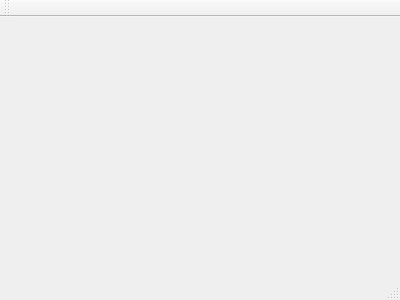
This is prChemHelper/chemhelper.ui in KainWhite/ChemHelper as Qt 5 draws it before an edit. The edited form follows.
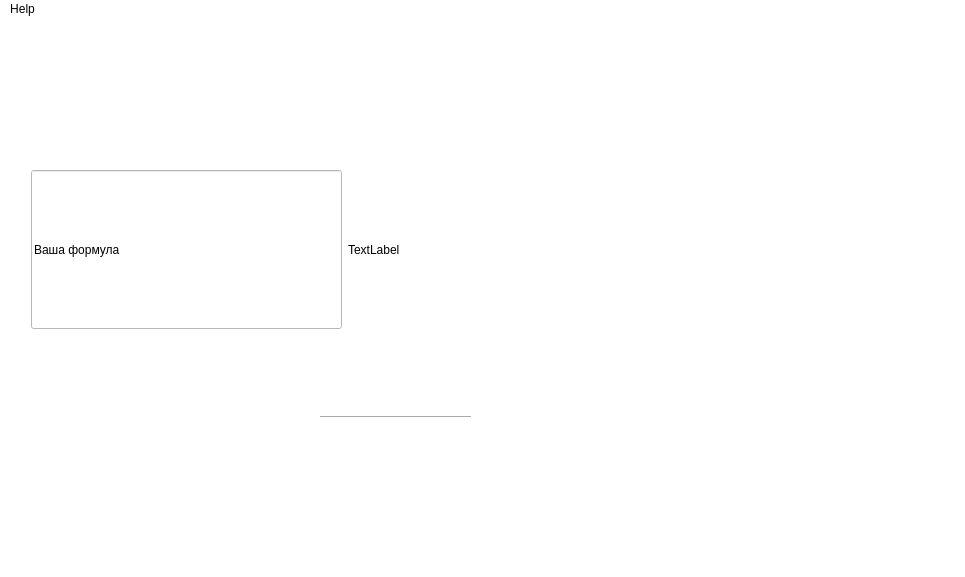
This is the edited form. Icons and pictures are not drawn.

```diff
--- a/prChemHelper/chemhelper.ui
+++ b/prChemHelper/chemhelper.ui
@@ -1,24 +1,229 @@
 <ui version="4.0">
  <class>ChemHelper</class>
- <widget class="QMainWindow" name="ChemHelper" >
-  <property name="geometry" >
+ <widget class="QMainWindow" name="ChemHelper">
+  <property name="geometry">
    <rect>
     <x>0</x>
     <y>0</y>
-    <width>400</width>
-    <height>300</height>
+    <width>965</width>
+    <height>577</height>
    </rect>
   </property>
   <property name="windowTitle" >
    <string>ChemHelper</string>
   </property>
-  <widget class="QMenuBar" name="menuBar" />
-  <widget class="QToolBar" name="mainToolBar" />
-  <widget class="QWidget" name="centralWidget" />
-  <widget class="QStatusBar" name="statusBar" />
+  <property name="windowOpacity">
+   <double>1.000000000000000</double>
+  </property>
+  <property name="autoFillBackground">
+   <bool>false</bool>
+  </property>
+  <property name="styleSheet">
+   <string notr="true">background-color: rgb(255, 255, 255);</string>
+  </property>
+  <property name="tabShape">
+   <enum>QTabWidget::Rounded</enum>
+  </property>
+  <widget class="QWidget" name="centralWidget">
+   <widget class="Line" name="lnDownloadStatus">
+    <property name="geometry">
+     <rect>
+      <x>320</x>
+      <y>390</y>
+      <width>151</width>
+      <height>16</height>
+     </rect>
+    </property>
+    <property name="palette">
+     <palette>
+      <active>
+       <colorrole role="Button">
+        <brush brushstyle="SolidPattern">
+         <color alpha="255">
+          <red>255</red>
+          <green>255</green>
+          <blue>255</blue>
+         </color>
+        </brush>
+       </colorrole>
+       <colorrole role="Base">
+        <brush brushstyle="SolidPattern">
+         <color alpha="255">
+          <red>255</red>
+          <green>255</green>
+          <blue>255</blue>
+         </color>
+        </brush>
+       </colorrole>
+       <colorrole role="Window">
+        <brush brushstyle="SolidPattern">
+         <color alpha="255">
+          <red>255</red>
+          <green>255</green>
+          <blue>255</blue>
+         </color>
+        </brush>
+       </colorrole>
+      </active>
+      <inactive>
+       <colorrole role="Button">
+        <brush brushstyle="SolidPattern">
+         <color alpha="255">
+          <red>255</red>
+          <green>255</green>
+          <blue>255</blue>
+         </color>
+        </brush>
+       </colorrole>
+       <colorrole role="Base">
+        <brush brushstyle="SolidPattern">
+         <color alpha="255">
+          <red>255</red>
+          <green>255</green>
+          <blue>255</blue>
+         </color>
+        </brush>
+       </colorrole>
+       <colorrole role="Window">
+        <brush brushstyle="SolidPattern">
+         <color alpha="255">
+          <red>255</red>
+          <green>255</green>
+          <blue>255</blue>
+         </color>
+        </brush>
+       </colorrole>
+      </inactive>
+      <disabled>
+       <colorrole role="Button">
+        <brush brushstyle="SolidPattern">
+         <color alpha="255">
+          <red>255</red>
+          <green>255</green>
+          <blue>255</blue>
+         </color>
+        </brush>
+       </colorrole>
+       <colorrole role="Base">
+        <brush brushstyle="SolidPattern">
+         <color alpha="255">
+          <red>255</red>
+          <green>255</green>
+          <blue>255</blue>
+         </color>
+        </brush>
+       </colorrole>
+       <colorrole role="Window">
+        <brush brushstyle="SolidPattern">
+         <color alpha="255">
+          <red>255</red>
+          <green>255</green>
+          <blue>255</blue>
+         </color>
+        </brush>
+       </colorrole>
+      </disabled>
+     </palette>
+    </property>
+    <property name="orientation">
+     <enum>Qt::Horizontal</enum>
+    </property>
+   </widget>
+   <widget class="QLabel" name="label">
+    <property name="geometry">
+     <rect>
+      <x>680</x>
+      <y>240</y>
+      <width>121</width>
+      <height>121</height>
+     </rect>
+    </property>
+    <property name="sizePolicy">
+     <sizepolicy hsizetype="Preferred" vsizetype="Preferred">
+      <horstretch>0</horstretch>
+      <verstretch>0</verstretch>
+     </sizepolicy>
+    </property>
+    <property name="text">
+     <string/>
+    </property>
+    <property name="pixmap">
+     <pixmap>../data/images/SearchButton.jpg</pixmap>
+    </property>
+    <property name="scaledContents">
+     <bool>true</bool>
+    </property>
+    <property name="alignment">
+     <set>Qt::AlignCenter</set>
+    </property>
+   </widget>
+   <widget class="QWidget" name="">
+    <property name="geometry">
+     <rect>
+      <x>20</x>
+      <y>140</y>
+      <width>391</width>
+      <height>181</height>
+     </rect>
+    </property>
+    <layout class="QHBoxLayout" name="ltGoogleEdit">
+     <item>
+      <layout class="QVBoxLayout" name="verticalLayout">
+       <item>
+        <widget class="QLineEdit" name="edtInputFormula">
+         <property name="sizePolicy">
+          <sizepolicy hsizetype="Expanding" vsizetype="Minimum">
+           <horstretch>0</horstretch>
+           <verstretch>0</verstretch>
+          </sizepolicy>
+         </property>
+         <property name="minimumSize">
+          <size>
+           <width>5</width>
+           <height>30</height>
+          </size>
+         </property>
+         <property name="cursor">
+          <cursorShape>IBeamCursor</cursorShape>
+         </property>
+         <property name="styleSheet">
+          <string notr="true"/>
+         </property>
+         <property name="text">
+          <string>Ваша формула</string>
+         </property>
+        </widget>
+       </item>
+      </layout>
+     </item>
+     <item>
+      <widget class="QLabel" name="label_2">
+       <property name="text">
+        <string>TextLabel</string>
+       </property>
+      </widget>
+     </item>
+    </layout>
+   </widget>
+  </widget>
+  <widget class="QMenuBar" name="menuBar">
+   <property name="geometry">
+    <rect>
+     <x>0</x>
+     <y>0</y>
+     <width>965</width>
+     <height>26</height>
+    </rect>
+   </property>
+   <widget class="QMenu" name="menuHelp">
+    <property name="title">
+     <string>Help</string>
+    </property>
+   </widget>
+   <addaction name="menuHelp"/>
+  </widget>
  </widget>
- <layoutDefault spacing="6" margin="11" />
- <pixmapfunction></pixmapfunction>
+ <layoutdefault spacing="6" margin="11"/>
  <resources/>
  <connections/>
 </ui>
```
Left out of the diff: 6 changed lines with no effect on the pictures.
